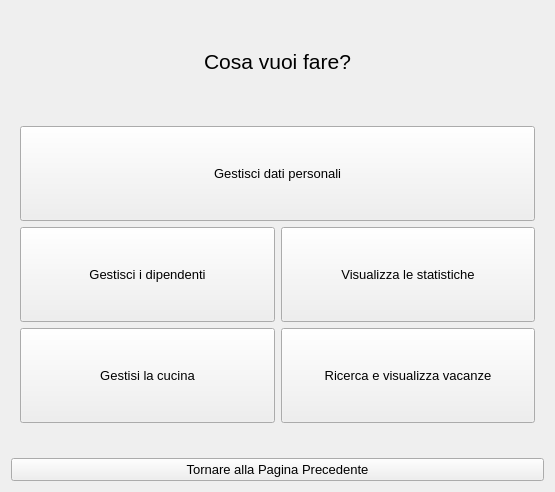
This is ui/Titolare/Home/homeTitolare.ui in mdoraz/Hotel as Qt 5 draws it before an edit. The edited form follows.
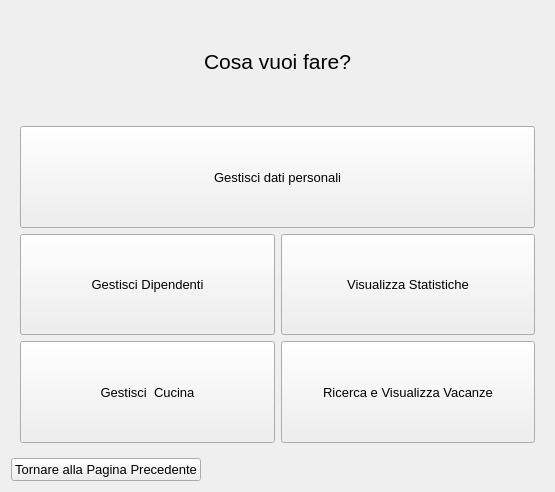
This is the edited form.

Commit message: modifiche allle HomeCameriere/HomeTitolare/HomeReceptionist delle interfacce + modifiche AvvisoPiattiModificati.ui + inserita e collegata tutta la gestione Cucina del titolare all'Interfaccia HomeTitolare

```diff
--- a/ui/Titolare/Home/homeTitolare.ui
+++ b/ui/Titolare/Home/homeTitolare.ui
@@ -19,8 +19,99 @@
   <property name="windowTitle">
    <string>Home Titolare</string>
   </property>
-  <layout class="QVBoxLayout" name="verticalLayout">
-   <item>
+  <layout class="QGridLayout" name="gridLayout_2">
+   <item row="2" column="0">
+    <widget class="QPushButton" name="btnIndietro">
+     <property name="text">
+      <string>Tornare alla Pagina Precedente</string>
+     </property>
+    </widget>
+   </item>
+   <item row="2" column="1">
+    <spacer name="horizontalSpacer_2">
+     <property name="orientation">
+      <enum>Qt::Horizontal</enum>
+     </property>
+     <property name="sizeHint" stdset="0">
+      <size>
+       <width>40</width>
+       <height>20</height>
+      </size>
+     </property>
+    </spacer>
+   </item>
+   <item row="1" column="0" colspan="2">
+    <widget class="QWidget" name="buttonsWidget" native="true">
+     <layout class="QGridLayout" name="gridLayout">
+      <item row="3" column="1">
+       <widget class="QPushButton" name="btnVacanze">
+        <property name="sizePolicy">
+         <sizepolicy hsizetype="Minimum" vsizetype="Preferred">
+          <horstretch>0</horstretch>
+          <verstretch>0</verstretch>
+         </sizepolicy>
+        </property>
+        <property name="text">
+         <string>Ricerca e Visualizza Vacanze</string>
+        </property>
+       </widget>
+      </item>
+      <item row="2" column="0">
+       <widget class="QPushButton" name="btnDipendenti">
+        <property name="sizePolicy">
+         <sizepolicy hsizetype="Minimum" vsizetype="Preferred">
+          <horstretch>0</horstretch>
+          <verstretch>0</verstretch>
+         </sizepolicy>
+        </property>
+        <property name="text">
+         <string>Gestisci Dipendenti</string>
+        </property>
+       </widget>
+      </item>
+      <item row="1" column="0" colspan="2">
+       <widget class="QPushButton" name="btnDatiPersonali">
+        <property name="sizePolicy">
+         <sizepolicy hsizetype="Minimum" vsizetype="Preferred">
+          <horstretch>0</horstretch>
+          <verstretch>0</verstretch>
+         </sizepolicy>
+        </property>
+        <property name="text">
+         <string>Gestisci dati personali</string>
+        </property>
+       </widget>
+      </item>
+      <item row="3" column="0">
+       <widget class="QPushButton" name="btnCucina">
+        <property name="sizePolicy">
+         <sizepolicy hsizetype="Minimum" vsizetype="Preferred">
+          <horstretch>0</horstretch>
+          <verstretch>0</verstretch>
+         </sizepolicy>
+        </property>
+        <property name="text">
+         <string>Gestisci  Cucina</string>
+        </property>
+       </widget>
+      </item>
+      <item row="2" column="1">
+       <widget class="QPushButton" name="btnStatistiche">
+        <property name="sizePolicy">
+         <sizepolicy hsizetype="Minimum" vsizetype="Preferred">
+          <horstretch>0</horstretch>
+          <verstretch>0</verstretch>
+         </sizepolicy>
+        </property>
+        <property name="text">
+         <string>Visualizza Statistiche</string>
+        </property>
+       </widget>
+      </item>
+     </layout>
+    </widget>
+   </item>
+   <item row="0" column="0" colspan="2">
     <widget class="QLabel" name="label">
      <property name="sizePolicy">
       <sizepolicy hsizetype="Preferred" vsizetype="Preferred">
@@ -54,97 +145,6 @@
      </property>
     </widget>
    </item>
-   <item>
-    <widget class="QWidget" name="buttonsWidget" native="true">
-     <layout class="QGridLayout" name="gridLayout">
-      <item row="3" column="1">
-       <widget class="QPushButton" name="btnVacanze">
-        <property name="sizePolicy">
-         <sizepolicy hsizetype="Minimum" vsizetype="Preferred">
-          <horstretch>0</horstretch>
-          <verstretch>0</verstretch>
-         </sizepolicy>
-        </property>
-        <property name="text">
-         <string>Ricerca e visualizza vacanze</string>
-        </property>
-       </widget>
-      </item>
-      <item row="3" column="0">
-       <widget class="QPushButton" name="btnCucina">
-        <property name="sizePolicy">
-         <sizepolicy hsizetype="Minimum" vsizetype="Preferred">
-          <horstretch>0</horstretch>
-          <verstretch>0</verstretch>
-         </sizepolicy>
-        </property>
-        <property name="text">
-         <string>Gestisi la cucina</string>
-        </property>
-       </widget>
-      </item>
-      <item row="2" column="1">
-       <widget class="QPushButton" name="btnStatistiche">
-        <property name="sizePolicy">
-         <sizepolicy hsizetype="Minimum" vsizetype="Preferred">
-          <horstretch>0</horstretch>
-          <verstretch>0</verstretch>
-         </sizepolicy>
-        </property>
-        <property name="text">
-         <string>Visualizza le statistiche</string>
-        </property>
-       </widget>
-      </item>
-      <item row="1" column="0" colspan="2">
-       <widget class="QPushButton" name="btnDatiPersonali">
-        <property name="sizePolicy">
-         <sizepolicy hsizetype="Minimum" vsizetype="Preferred">
-          <horstretch>0</horstretch>
-          <verstretch>0</verstretch>
-         </sizepolicy>
-        </property>
-        <property name="text">
-         <string>Gestisci dati personali</string>
-        </property>
-       </widget>
-      </item>
-      <item row="2" column="0">
-       <widget class="QPushButton" name="btnDipendenti">
-        <property name="sizePolicy">
-         <sizepolicy hsizetype="Minimum" vsizetype="Preferred">
-          <horstretch>0</horstretch>
-          <verstretch>0</verstretch>
-         </sizepolicy>
-        </property>
-        <property name="text">
-         <string>Gestisci i dipendenti</string>
-        </property>
-       </widget>
-      </item>
-      <item row="4" column="0" colspan="2">
-       <spacer name="horizontalSpacer">
-        <property name="orientation">
-         <enum>Qt::Horizontal</enum>
-        </property>
-        <property name="sizeHint" stdset="0">
-         <size>
-          <width>40</width>
-          <height>20</height>
-         </size>
-        </property>
-       </spacer>
-      </item>
-     </layout>
-    </widget>
-   </item>
-   <item>
-    <widget class="QPushButton" name="btnIndietro">
-     <property name="text">
-      <string>Tornare alla Pagina Precedente</string>
-     </property>
-    </widget>
-   </item>
   </layout>
  </widget>
  <resources/>
```
The commit also changes 10 other files.
